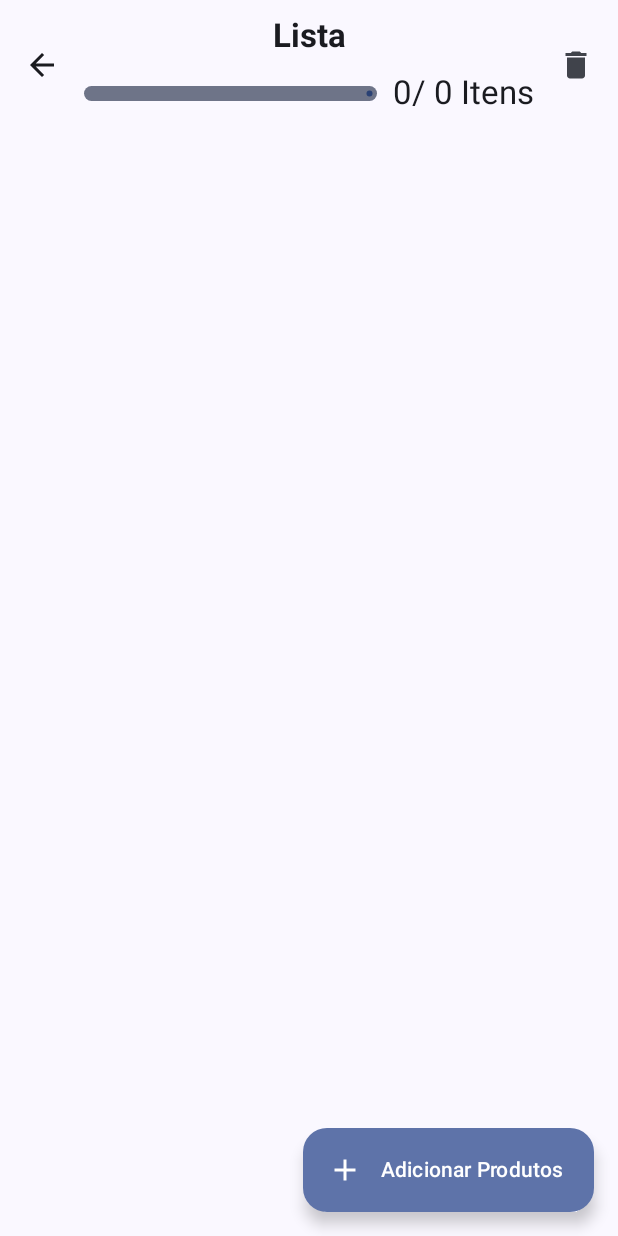
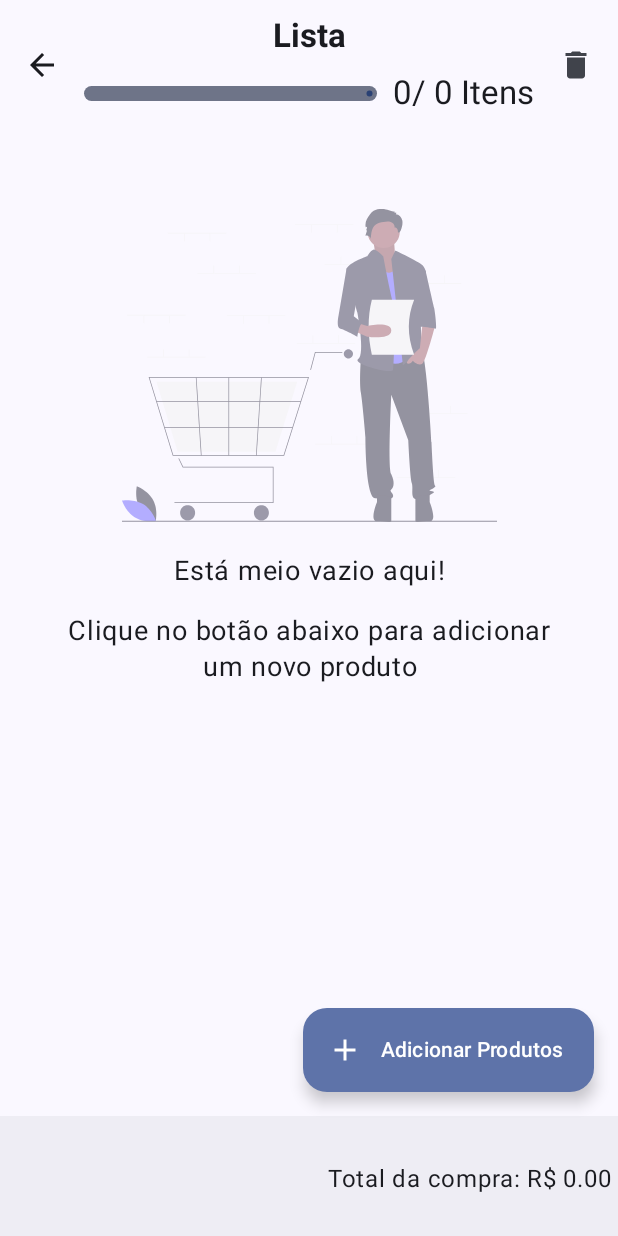
Before and after one commit to lucas-santana-dev/simplefylist, an Android app built with Jetpack Compose: the composable ProductListScreen called with empty values, on a phone screen of 412 x 824 dp. Run offline under Robolectric (Android 15) with nearby library versions, the phone set to English and light mode, and no system bars; our stand-ins replace Room's generated code.

Commit message:
Alterações no projeto

```diff
--- a/app/src/main/java/com/plus/simplefylist/data/dao/ProductDao.kt
+++ b/app/src/main/java/com/plus/simplefylist/data/dao/ProductDao.kt
@@ -36,6 +36,6 @@ interface ProductDao {
     @Query("SELECT * FROM product WHERE is_checked = 1 AND list_id =:listId")
      fun productsCheck(listId: String): Flow<List<ProductEntity>>
 
-    // adicionar outras consultas conforme necessário...
+
 
 }
--- /dev/null
+++ b/app/src/main/java/com/plus/simplefylist/ui/composables/ProgressBarr.kt
@@ -0,0 +1,41 @@
+package com.plus.simplefylist.ui.composables
+
+import androidx.compose.foundation.layout.Arrangement
+import androidx.compose.foundation.layout.Row
+import androidx.compose.foundation.layout.Spacer
+import androidx.compose.foundation.layout.fillMaxWidth
+import androidx.compose.foundation.layout.height
+import androidx.compose.foundation.layout.padding
+import androidx.compose.material3.LinearProgressIndicator
+import androidx.compose.material3.Text
+import androidx.compose.runtime.Composable
+import androidx.compose.runtime.State
+import androidx.compose.ui.Alignment
+import androidx.compose.ui.Modifier
+import androidx.compose.ui.unit.dp
+import com.plus.simplefylist.data.entities.ProductEntity
+import kotlin.math.absoluteValue
+
+@Composable
+fun ProgressBarr(
+    progress: Float,
+    productsChecked: State<List<ProductEntity>>,
+    listProduct: State<List<ProductEntity>>
+) {
+    Row(
+        modifier = Modifier.fillMaxWidth(),
+        horizontalArrangement = Arrangement.SpaceEvenly,
+        verticalAlignment = Alignment.CenterVertically
+    ) {
+        LinearProgressIndicator(
+            progress = progress.absoluteValue,
+            modifier = Modifier
+                .weight(1f)
+                .height(10.dp),
+
+            )
+        Spacer(modifier = Modifier.padding(5.dp))
+        Text(text = "${productsChecked.value.size}/ ${listProduct.value.size} Itens")
+
+    }
+}
--- a/app/src/main/java/com/plus/simplefylist/ui/view/screens/productListScreen/ProductListScreen.kt
+++ b/app/src/main/java/com/plus/simplefylist/ui/view/screens/productListScreen/ProductListScreen.kt
@@ -1,5 +1,7 @@
 package com.plus.simplefylist.ui.view.screens.productListScreen
 
+import android.util.Log
+import androidx.compose.foundation.Image
 import androidx.compose.foundation.layout.Arrangement
 import androidx.compose.foundation.layout.Column
 import androidx.compose.foundation.layout.IntrinsicSize
@@ -9,12 +11,14 @@ import androidx.compose.foundation.layout.fillMaxSize
 import androidx.compose.foundation.layout.fillMaxWidth
 import androidx.compose.foundation.layout.height
 import androidx.compose.foundation.layout.padding
+import androidx.compose.foundation.layout.size
 import androidx.compose.foundation.lazy.LazyColumn
 import androidx.compose.foundation.lazy.items
 import androidx.compose.material.icons.Icons
 import androidx.compose.material.icons.filled.Add
 import androidx.compose.material.icons.filled.ArrowBack
 import androidx.compose.material.icons.filled.Delete
+import androidx.compose.material3.BottomAppBar
 import androidx.compose.material3.CenterAlignedTopAppBar
 import androidx.compose.material3.ExperimentalMaterial3Api
 import androidx.compose.material3.ExtendedFloatingActionButton
@@ -24,6 +28,8 @@ import androidx.compose.material3.LinearProgressIndicator
 import androidx.compose.material3.Scaffold
 import androidx.compose.material3.Text
 import androidx.compose.runtime.Composable
+import androidx.compose.runtime.LaunchedEffect
+import androidx.compose.runtime.State
 import androidx.compose.runtime.collectAsState
 import androidx.compose.runtime.getValue
 import androidx.compose.runtime.mutableStateOf
@@ -31,9 +37,17 @@ import androidx.compose.runtime.remember
 import androidx.compose.runtime.setValue
 import androidx.compose.ui.Alignment
 import androidx.compose.ui.Modifier
+import androidx.compose.ui.draw.alpha
+import androidx.compose.ui.res.painterResource
+import androidx.compose.ui.res.stringResource
 import androidx.compose.ui.text.font.FontWeight
+import androidx.compose.ui.text.style.TextAlign
 import androidx.compose.ui.unit.dp
+import androidx.compose.ui.unit.sp
 import androidx.lifecycle.viewModelScope
+import com.plus.simplefylist.R
+import com.plus.simplefylist.data.entities.ProductEntity
+import com.plus.simplefylist.ui.composables.ProgressBarr
 import com.plus.simplefylist.ui.view.viewModel.ProductListViewModel
 import kotlinx.coroutines.launch
 import org.koin.androidx.compose.koinViewModel
@@ -57,6 +71,9 @@ fun ProductListScreen(
         mutableStateOf("")
     }
 
+    var totaldacompra = viewModel.calcularTotalLista(listId).collectAsState(initial = 0.00)
+    val formattedTotal = String.format("%.2f", totaldacompra.value)
+
     var progress = if (listProduct.value.size > 0) {
         productsChecked.value.size.toFloat() / listProduct.value.size.toFloat()
     } else {
@@ -78,22 +95,7 @@ fun ProductListScreen(
                             fontWeight = FontWeight.Bold,
                             modifier = Modifier.padding(10.dp)
                         )
-                        Row(
-                            modifier = Modifier.fillMaxWidth(),
-                            horizontalArrangement = Arrangement.SpaceEvenly,
-                            verticalAlignment = Alignment.CenterVertically
-                        ) {
-                            LinearProgressIndicator(
-                                progress = progress.absoluteValue,
-                                modifier = Modifier
-                                    .weight(1f)
-                                    .height(10.dp),
-
-                                )
-                            Spacer(modifier = Modifier.padding(5.dp))
-                            Text(text = "${productsChecked.value.size}/ ${listProduct.value.size} Itens")
-
-                        }
+                        ProgressBarr(progress, productsChecked, listProduct)
                         Spacer(modifier = Modifier.padding(5.dp))
                     }
                 },
@@ -121,8 +123,17 @@ fun ProductListScreen(
                         )
 
                     }
+                },
+            )
+        },
+        bottomBar = {
+            BottomAppBar {
+                Row(horizontalArrangement = Arrangement.End,
+                modifier = Modifier.fillMaxWidth()){
+                    Text(text = "Total da compra: R$ $formattedTotal")
+
                 }
-            )
+            }
         },
         floatingActionButton = {
             ExtendedFloatingActionButton(
@@ -146,6 +157,7 @@ fun ProductListScreen(
                 if (listProduct.value.isNotEmpty()) {
                     items(listProduct.value) { list ->
                         list.productCategory?.let {
+
                             ProductCardComposable(
                                 productName = list.productName,
                                 productCategory = it,
@@ -163,10 +175,44 @@ fun ProductListScreen(
                                             list.id,
                                             newCheck
                                         )
+
                                     }
 
                                 }
                             )
+                        }
+                    }
+                }else{
+                    item{
+                        Column(
+                            Modifier
+                                .fillMaxSize()
+                                .padding(16.dp),
+                            horizontalAlignment = Alignment.CenterHorizontally,
+                            verticalArrangement = Arrangement.Center
+                        ) {
+                            Image(
+                                painter = painterResource(id = R.drawable.sem_produtos),
+                                contentDescription = null,
+                                modifier = Modifier
+                                    .size(250.dp)
+                                    .alpha(0.5f)
+                            )
+                            Text(
+                                text = stringResource(id = R.string.abc_sem_produtos_na_lista),
+                                fontSize = 18.sp,
+                                fontWeight = FontWeight.Normal,
+                                textAlign = TextAlign.Center,
+
+                                )
+                            Text(
+                                text = stringResource(id = R.string.abc_clique_abaixo_para_adicionar_um_produto),
+                                fontSize = 18.sp,
+                                fontWeight = FontWeight.Normal,
+                                textAlign = TextAlign.Center,
+                                modifier = Modifier.padding(16.dp)
+                            )
+
                         }
                     }
                 }
--- a/app/src/main/java/com/plus/simplefylist/ui/view/viewModel/HomeScreenViewModel.kt
+++ b/app/src/main/java/com/plus/simplefylist/ui/view/viewModel/HomeScreenViewModel.kt
@@ -2,7 +2,9 @@ package com.plus.simplefylist.ui.view.viewModel
 
 import androidx.lifecycle.ViewModel
 import com.plus.simplefylist.data.dao.ListDao
+import com.plus.simplefylist.data.dao.ProductDao
 import com.plus.simplefylist.data.entities.ListEntity
+import com.plus.simplefylist.data.entities.ProductEntity
 import kotlinx.coroutines.flow.Flow
 
 class HomeScreenViewModel(private val listDao: ListDao) : ViewModel() {
@@ -17,5 +19,4 @@ class HomeScreenViewModel(private val listDao: ListDao) : ViewModel() {
             null
         }
     }
-
 }
--- a/app/src/main/java/com/plus/simplefylist/ui/view/viewModel/ProductListViewModel.kt
+++ b/app/src/main/java/com/plus/simplefylist/ui/view/viewModel/ProductListViewModel.kt
@@ -1,20 +1,16 @@
 package com.plus.simplefylist.ui.view.viewModel
 
 import androidx.lifecycle.ViewModel
-import androidx.lifecycle.viewModelScope
 import com.plus.simplefylist.data.dao.ListDao
 import com.plus.simplefylist.data.dao.ProductDao
 import com.plus.simplefylist.data.entities.ListEntity
 import com.plus.simplefylist.data.entities.ProductEntity
 import kotlinx.coroutines.flow.Flow
-import kotlinx.coroutines.flow.MutableStateFlow
-import kotlinx.coroutines.flow.StateFlow
 import kotlinx.coroutines.flow.firstOrNull
-import kotlinx.coroutines.launch
+import kotlinx.coroutines.flow.map
 
 class ProductListViewModel(private val listDao: ListDao, private val productDao: ProductDao) :
     ViewModel() {
-
 
 
     suspend fun updateCheck(productId: String, isChecked: Boolean) {
@@ -24,9 +20,11 @@ class ProductListViewModel(private val listDao: ListDao, private val productDao:
     fun getAllProductForList(listId: String): Flow<List<ProductEntity>> {
         return productDao.getAllProductsForList(listId)
     }
+
     fun getAllProductCheckedForList(listId: String): Flow<List<ProductEntity>> {
         return productDao.productsCheck(listId)
     }
+
     fun getList(listId: String): Flow<ListEntity?> {
         return listDao.getListById(listId)
     }
@@ -43,8 +41,16 @@ class ProductListViewModel(private val listDao: ListDao, private val productDao:
 
     }
 
-    fun progressList(listSize: Int): Float {
-        return (1.0 / listSize).toFloat()
+    fun calcularTotalLista(listId: String): Flow<Double> {
+        return getAllProductCheckedForList(listId).map { productList ->
+            var total = 0.0
+            productList.forEach { product ->
+                val price = product.productPrice.toDoubleOrNull() ?: 0.0
+                val quantity = product.productQuantity
+                total += price * quantity
+            }
+            total
+        }
     }
 
 
--- /dev/null
+++ b/app/src/main/res/drawable/sem_produtos.xml
@@ -0,0 +1,206 @@
+<vector xmlns:android="http://schemas.android.com/apk/res/android"
+    android:width="896dp"
+    android:height="747.97dp"
+    android:viewportWidth="896"
+    android:viewportHeight="747.97">
+  <path
+      android:pathData="M41.63,712.74c12.43,23.05 38.81,32.94 38.81,32.94s6.23,-27.48 -6.2,-50.52 -38.81,-32.94 -38.81,-32.94S29.21,689.69 41.63,712.74Z"
+      android:fillColor="#2f2e41"/>
+  <path
+      android:pathData="M50.18,705.15c22.44,13.5 31.08,40.31 31.08,40.31s-27.74,4.93 -50.18,-8.57S0,696.58 0,696.58 27.74,691.66 50.18,705.15Z"
+      android:fillColor="#6c63ff"/>
+  <path
+      android:pathData="M413.25,35.91h140v2h-140z"
+      android:fillColor="#f2f2f2"/>
+  <path
+      android:pathData="M513.25,37.41h2v18.5h-2z"
+      android:fillColor="#f2f2f2"/>
+  <path
+      android:pathData="M452.25,37.41h2v18.5h-2z"
+      android:fillColor="#f2f2f2"/>
+  <path
+      android:pathData="M484.25,131.91h140v2h-140z"
+      android:fillColor="#f2f2f2"/>
+  <path
+      android:pathData="M522.25,113.91h2v18.5h-2z"
+      android:fillColor="#f2f2f2"/>
+  <path
+      android:pathData="M583.25,113.91h2v18.5h-2z"
+      android:fillColor="#f2f2f2"/>
+  <path
+      android:pathData="M670.25,176.91h140v2h-140z"
+      android:fillColor="#f2f2f2"/>
+  <path
+      android:pathData="M708.25,158.91h2v18.5h-2z"
+      android:fillColor="#f2f2f2"/>
+  <path
+      android:pathData="M769.25,158.91h2v18.5h-2z"
+      android:fillColor="#f2f2f2"/>
+  <path
+      android:pathData="M656.25,640.91h140v2h-140z"
+      android:fillColor="#f2f2f2"/>
+  <path
+      android:pathData="M694.25,622.91h2v18.5h-2z"
+      android:fillColor="#f2f2f2"/>
+  <path
+      android:pathData="M755.25,622.91h2v18.5h-2z"
+      android:fillColor="#f2f2f2"/>
+  <path
+      android:pathData="M417.25,319.91h140v2h-140z"
+      android:fillColor="#f2f2f2"/>
+  <path
+      android:pathData="M455.25,301.91h2v18.5h-2z"
+      android:fillColor="#f2f2f2"/>
+  <path
+      android:pathData="M516.25,301.91h2v18.5h-2z"
+      android:fillColor="#f2f2f2"/>
+  <path
+      android:pathData="M461.25,560.91h140v2h-140z"
+      android:fillColor="#f2f2f2"/>
+  <path
+      android:pathData="M499.25,542.91h2v18.5h-2z"
+      android:fillColor="#f2f2f2"/>
+  <path
+      android:pathData="M560.25,542.91h2v18.5h-2z"
+      android:fillColor="#f2f2f2"/>
+  <path
+      android:pathData="M685.25,487.91h140v2h-140z"
+      android:fillColor="#f2f2f2"/>
+  <path
+      android:pathData="M723.25,469.91h2v18.5h-2z"
+      android:fillColor="#f2f2f2"/>
+  <path
+      android:pathData="M784.25,469.91h2v18.5h-2z"
+      android:fillColor="#f2f2f2"/>
+  <path
+      android:pathData="M362.06,702.18l-236.79,0l0,-1.7l235.08,0l0,-82.62l-215.18,0l-10.45,-21.78l1.54,-0.74l9.99,20.81l215.81,0l0,86.03z"
+      android:fillColor="#2f2e41"/>
+  <path
+      android:pathData="M156.79,726.03m-17.89,0a17.89,17.89 0,1 1,35.77 0a17.89,17.89 0,1 1,-35.77 0"
+      android:fillColor="#3f3d56"/>
+  <path
+      android:pathData="M333.1,726.03m-17.89,0a17.89,17.89 0,1 1,35.77 0a17.89,17.89 0,1 1,-35.77 0"
+      android:fillColor="#3f3d56"/>
+  <path
+      android:pathData="M540.93,346.15m-11.07,0a11.07,11.07 0,1 1,22.15 0a11.07,11.07 0,1 1,-22.15 0"
+      android:fillColor="#3f3d56"/>
+  <path
+      android:pathData="M387.39,589.75L121.24,589.75L63.65,401.52L446.69,401.52l-0.35,1.11ZM122.5,588.05L386.14,588.05l58.23,-184.83L65.95,403.22Z"
+      android:fillColor="#2f2e41"/>
+  <path
+      android:pathData="M366.61,579.96l-233.77,0l-50.58,-166.94l336.44,0l-0.31,0.98l-51.79,165.96z"
+      android:fillColor="#f2f2f2"/>
+  <path
+      android:pathData="M451.46,384.7l-1.65,-0.44l11.24,-42.37l65.39,0l0,1.7l-64.08,0l-10.9,41.1z"
+      android:fillColor="#2f2e41"/>
+  <path
+      android:pathData="M82.26,458.58h345.29v1.7h-345.29z"
+      android:fillColor="#2f2e41"/>
+  <path
+      android:pathData="M101.46,521.34h306.32v1.7h-306.32z"
+      android:fillColor="#2f2e41"/>
+  <path
+      android:pathData="M254.31,402.37h1.7v186.53h-1.7z"
+      android:fillColor="#2f2e41"/>
+  <path
+      android:pathData="M320.06,588.84l12.23,-186.53l1.7,0.11l-12.23,186.53z"
+      android:fillColor="#2f2e41"/>
+  <path
+      android:pathData="M176.38,402.42l1.7,-0.11l12.16,186.53l-1.7,0.11z"
+      android:fillColor="#2f2e41"/>
+  <path
+      android:pathData="M0,745h896v2h-896z"
+      android:fillColor="#2f2e41"/>
+  <path
+      android:pathData="M595.41,61.88s14.62,41.61 5.62,48.01S631.39,168.56 631.39,168.56l47.23,-12.8 -25.86,-43.74s-3.37,-43.74 -3.37,-50.14S595.41,61.88 595.41,61.88Z"
+      android:fillColor="#a0616a"/>
+  <path
+      android:fillColor="#FF000000"
+      android:pathData="M595.41,61.88s14.62,41.61 5.62,48.01S631.39,168.56 631.39,168.56l47.23,-12.8 -25.86,-43.74s-3.37,-43.74 -3.37,-50.14S595.41,61.88 595.41,61.88Z"
+      android:strokeAlpha="0.1"
+      android:fillAlpha="0.1"/>
+  <path
+      android:pathData="M570.87,358.45s-4.27,53.34 0,81.08 10.67,104.55 10.67,104.55 0,145.09 23.47,147.22 40.54,4.27 42.67,-4.27 -10.67,-12.8 -4.27,-17.07 8.53,-19.2 0,-36.27 0,-189.9 0,-189.9l40.54,108.82s4.27,89.61 8.53,102.42 -4.27,36.27 10.67,38.41 32,-10.67 40.54,-14.94 -12.8,-4.27 -8.53,-6.4 17.07,-8.53 12.8,-10.67 -8.53,-104.55 -8.53,-104.55S727.7,338.18 712.76,329.65s-24.54,6.17 -24.54,6.17Z"
+      android:fillColor="#2f2e41"/>
+  <path
+      android:pathData="M609.28,682.77v17.07s-19.2,46.4 0,46.4 34.14,4.81 34.14,-1.59L643.42,687.04Z"
+      android:fillColor="#2f2e41"/>
+  <path
+      android:pathData="M735.17,682.74v17.07s19.2,46.4 0,46.4 -34.14,4.81 -34.14,-1.59L701.03,687.01Z"
+      android:fillColor="#2f2e41"/>
+  <path
+      android:pathData="M625.28,54.41m-38.41,0a38.41,38.41 0,1 1,76.81 0a38.41,38.41 0,1 1,-76.81 0"
+      android:fillColor="#a0616a"/>
+  <path
+      android:pathData="M613.55,125.89s10.67,32 27.74,25.6l17.07,-6.4L688.22,349.92s-23.47,34.14 -57.61,12.8S613.55,125.89 613.55,125.89Z"
+      android:fillColor="#6c63ff"/>
+  <path
+      android:pathData="M643.42,119.48l9.6,-20.27s56.54,26.67 65.08,35.21 8.53,21.34 8.53,21.34l-14.94,53.34s4.27,117.35 4.27,121.62 14.94,27.74 4.27,19.2 -12.8,-17.07 -21.34,-4.27 -27.74,27.74 -27.74,27.74Z"
+      android:fillColor="#3f3d56"/>
+  <path
+      android:pathData="M718.1,273.11l-6.4,59.74s-38.41,34.14 -29.87,36.27 12.8,-6.4 12.8,-6.4 14.94,14.94 23.47,6.4S747.97,279.51 747.97,279.51Z"
+      android:fillColor="#a0616a"/>
+  <path
+      android:pathData="M626.1,0.13c-8.51,-0.3 -17.63,-0.45 -24.8,4.13a36.31,36.31 0,0 0,-8.57 8.39c-6.99,8.84 -13.03,19.96 -10.44,30.93l3.02,-1.18a19.75,19.75 0,0 1,-1.91 8.46c0.42,-1.24 1.85,0.76 1.47,2.01L581.54,63.78c5.46,-2 12.26,2.05 13.09,7.81 0.38,-12.66 1.69,-27.18 11.96,-34.59 5.18,-3.74 11.73,-4.88 18.04,-5.89 5.82,-0.94 11.92,-1.83 17.49,0.09s10.32,7.61 9.06,13.37c2.57,-0.89 5.44,0.91 6.71,3.31s1.34,5.24 1.37,7.96c2.74,1.94 5.86,-1.91 6.97,-5.07 2.62,-7.42 4.95,-15.33 3.54,-23.07s-7.72,-15.15 -15.6,-15.17a5.47,5.47 0,0 0,1.42 -3.85l-6.49,-0.55a7.17,7.17 0,0 0,4.29 -2.26C650.8,8.72 630.31,0.28 626.1,0.13Z"
+      android:fillColor="#2f2e41"/>
+  <path
+      android:pathData="M624.22,113.08s-17.37,-17.02 -23.62,-15.98S585.81,113.08 585.81,113.08s-51.21,17.07 -49.07,34.14S562.34,247.5 562.34,247.5s19.2,100.28 2.13,110.95 81.08,38.41 83.21,25.6 6.4,-140.82 0,-160.02S624.22,113.08 624.22,113.08Z"
+      android:fillColor="#3f3d56"/>
+  <path
+      android:pathData="M698.89,147.22h26.38S743.7,228.3 745.83,236.84s6.4,49.07 4.27,49.07 -44.81,-8.53 -44.81,-2.13Z"
+      android:fillColor="#3f3d56"/>
+  <path
+      android:pathData="M698,348L597,348c-9.86,-45.34 -10.68,-89.15 0,-131L698,217C681.7,258.1 680.68,301.61 698,348Z"
+      android:fillColor="#f2f2f2"/>
+  <path
+      android:pathData="M555.94,292.31 L585.81,305.11s57.61,8.53 57.61,-14.94 -57.61,-10.67 -57.61,-10.67L566.61,273.37Z"
+      android:fillColor="#a0616a"/>
+  <path
+      android:pathData="M562.34,134.42l-25.6,6.4L517.53,253.9s-6.4,29.87 4.27,32S562.34,305.11 562.34,305.11s4.27,-32 12.8,-32L553.8,256.04 566.61,181.36Z"
+      android:fillColor="#3f3d56"/>
+  <path
+      android:pathData="M60.25,352.91h140v2h-140z"
+      android:fillColor="#f2f2f2"/>
+  <path
+      android:pathData="M98.25,334.91h2v18.5h-2z"
+      android:fillColor="#f2f2f2"/>
+  <path
+      android:pathData="M159.25,334.91h2v18.5h-2z"
+      android:fillColor="#f2f2f2"/>
+  <path
+      android:pathData="M109.25,56.91h140v2h-140z"
+      android:fillColor="#f2f2f2"/>
+  <path
+      android:pathData="M209.25,58.41h2v18.5h-2z"
+      android:fillColor="#f2f2f2"/>
+  <path
+      android:pathData="M148.25,58.41h2v18.5h-2z"
+      android:fillColor="#f2f2f2"/>
+  <path
+      android:pathData="M250.25,253.91h140v2h-140z"
+      android:fillColor="#f2f2f2"/>
+  <path
+      android:pathData="M350.25,255.41h2v18.5h-2z"
+      android:fillColor="#f2f2f2"/>
+  <path
+      android:pathData="M289.25,255.41h2v18.5h-2z"
+      android:fillColor="#f2f2f2"/>
+  <path
+      android:pathData="M12.25,252.91h140v2h-140z"
+      android:fillColor="#f2f2f2"/>
+  <path
+      android:pathData="M112.25,254.41h2v18.5h-2z"
+      android:fillColor="#f2f2f2"/>
+  <path
+      android:pathData="M51.25,254.41h2v18.5h-2z"
+      android:fillColor="#f2f2f2"/>
+  <path
+      android:pathData="M180.25,152.91h140v2h-140z"
+      android:fillColor="#f2f2f2"/>
+  <path
+      android:pathData="M218.25,134.91h2v18.5h-2z"
+      android:fillColor="#f2f2f2"/>
+  <path
+      android:pathData="M279.25,134.91h2v18.5h-2z"
+      android:fillColor="#f2f2f2"/>
+</vector>
--- a/app/src/main/res/values/strings.xml
+++ b/app/src/main/res/values/strings.xml
@@ -6,6 +6,8 @@
     <string name="title_app_bar">"Listas de Compras"</string>
     <string name="content_description_icon_add_lista_de_compras">"Adicionar nova Lista de Compras"</string>
     <string name="abc_sem_lista_de_compras">"Você ainda não tem listas cadastradas"</string>
+    <string name="abc_sem_produtos_na_lista">"Está meio vazio aqui!</string>
+    <string name="abc_clique_abaixo_para_adicionar_um_produto">"Clique no botão abaixo para adicionar um novo produto"</string>
     <string name="abc_clique_abaixo_para_criar_lista">"Clique no botão abaixo para criar sua primeira lista"</string>
     <string name="title_cadastro_produto">"Cadastro de Produto"</string>
 
```
Also changed, not shown: app/src/main/java/com/plus/simplefylist/ui/view/screens/homeScreen/HomeScreen.kt (+19 -16 lines), app/src/main/java/com/plus/simplefylist/ui/view/screens/homeScreen/ListCardComposable.kt (+5 -2 lines), app/src/main/res/drawable/no_lists.xml (added, +108 -0 lines), 1 other file.
